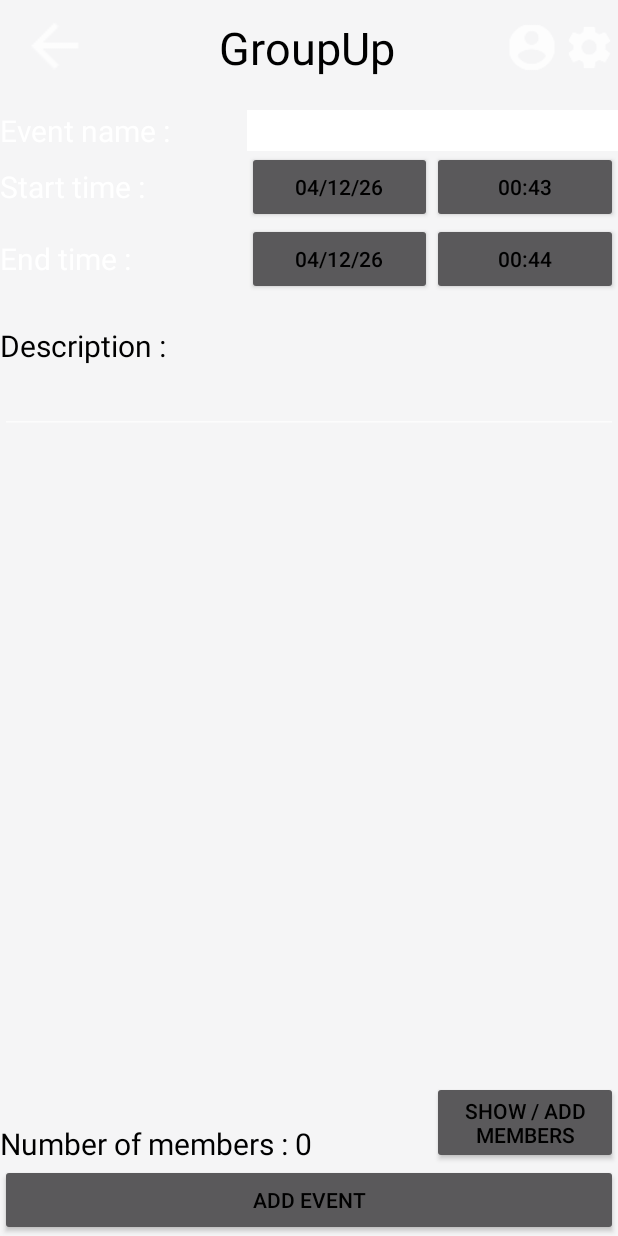
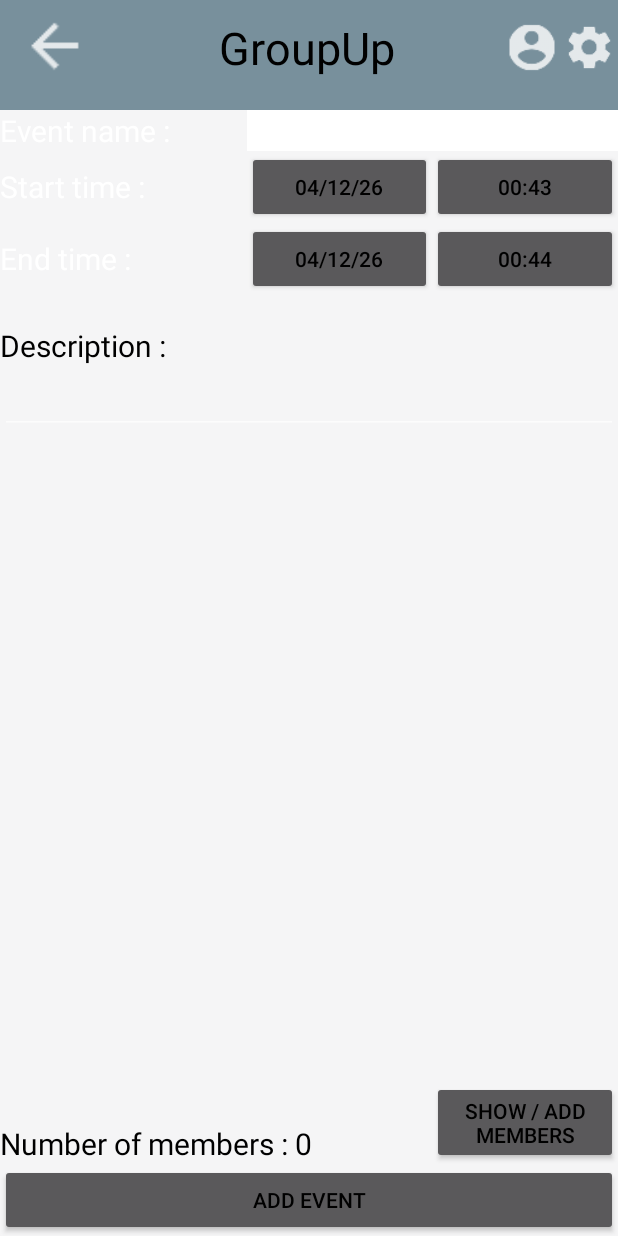
Before and after one commit to EtienneBonvin/group-up, an Android app: the EventCreationActivity screen opened directly, with no data from a screen before it, on a phone screen of 412 x 824 dp. Run offline under Robolectric (Android 15) with nearby library versions, the phone set to English and light mode, and no system bars.

Commit message:
make color scheme modular

```diff
--- a/app/src/main/res/layout/toolbar.xml
+++ b/app/src/main/res/layout/toolbar.xml
@@ -3,6 +3,7 @@
 <LinearLayout xmlns:android="http://schemas.android.com/apk/res/android"
     android:layout_width="match_parent"
     android:layout_height="wrap_content"
+    android:background="?attr/colorPrimary"
     android:paddingBottom="10sp">
 
         <ImageView
@@ -10,6 +11,7 @@
             android:layout_width="0dp"
             android:layout_height="62dp"
             android:layout_weight="0.2"
+            android:background="@android:color/transparent"
             android:contentDescription="@string/toolbar_description_group_list_icon"
             android:src="@drawable/uparrow" />
 
@@ -17,6 +19,7 @@
             android:layout_width="3dp"
             android:layout_height="63dp"
             android:layout_weight="0.7"
+            android:background="@android:color/transparent"
             android:gravity="center"
             android:text="@string/app_name"
             android:textSize="30sp" />
@@ -26,6 +29,7 @@
             android:layout_width="3dp"
             android:layout_height="match_parent"
             android:layout_weight="0.1"
+            android:background="@android:color/transparent"
             android:contentDescription="@string/user_profile"
             android:src="@drawable/user_profile" />
 
@@ -34,6 +38,7 @@
             android:layout_width="0dp"
             android:layout_height="match_parent"
             android:layout_weight="0.1"
+            android:background="@android:color/transparent"
             android:contentDescription="@string/toolbar_description_settings_icon"
             android:src="@drawable/settings_logo" />
 
```
